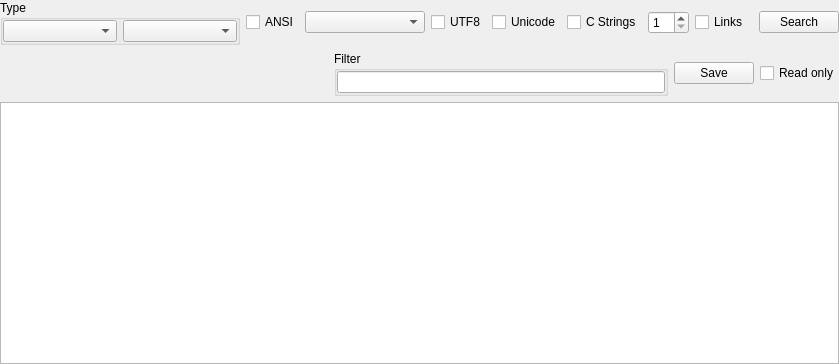
horsicq/FormatWidgets, file SearchStrings/searchstringswidget.ui: the form before one commit.
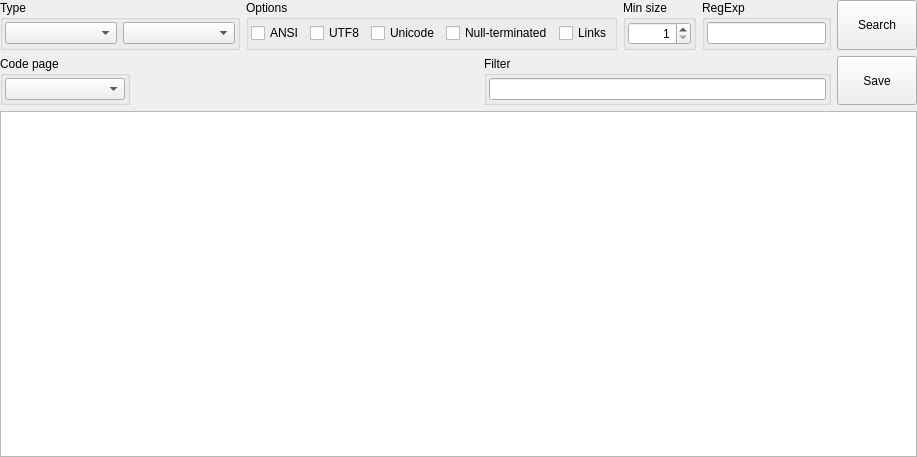
The form after the commit.

What changed in the file:
```diff
--- a/SearchStrings/searchstringswidget.ui
+++ b/SearchStrings/searchstringswidget.ui
@@ -6,14 +6,14 @@
    <rect>
     <x>0</x>
     <y>0</y>
-    <width>839</width>
-    <height>364</height>
+    <width>917</width>
+    <height>457</height>
    </rect>
   </property>
   <property name="windowTitle">
    <string notr="true">Form</string>
   </property>
-  <layout class="QVBoxLayout" name="verticalLayout_2">
+  <layout class="QVBoxLayout" name="verticalLayout_5">
    <property name="leftMargin">
     <number>0</number>
    </property>
@@ -28,6 +28,9 @@
    </property>
    <item>
     <layout class="QHBoxLayout" name="horizontalLayout_2">
+     <property name="rightMargin">
+      <number>0</number>
+     </property>
      <item>
       <widget class="QGroupBox" name="groupBoxType">
        <property name="minimumSize">
@@ -41,16 +44,16 @@
        </property>
        <layout class="QHBoxLayout" name="horizontalLayout_3">
         <property name="leftMargin">
-         <number>0</number>
+         <number>2</number>
         </property>
         <property name="topMargin">
-         <number>0</number>
+         <number>2</number>
         </property>
         <property name="rightMargin">
-         <number>0</number>
+         <number>2</number>
         </property>
         <property name="bottomMargin">
-         <number>0</number>
+         <number>2</number>
         </property>
         <item>
          <widget class="QComboBox" name="comboBoxType"/>
@@ -62,22 +65,30 @@
       </widget>
      </item>
      <item>
+      <widget class="QGroupBox" name="groupBoxOptions">
+       <property name="title">
+        <string>Options</string>
+       </property>
+       <layout class="QHBoxLayout" name="horizontalLayout_4">
+        <property name="leftMargin">
+         <number>2</number>
+        </property>
+        <property name="topMargin">
+         <number>2</number>
+        </property>
+        <property name="rightMargin">
+         <number>2</number>
+        </property>
+        <property name="bottomMargin">
+         <number>2</number>
+        </property>
+        <item>
       <widget class="QCheckBox" name="checkBoxAnsi">
        <property name="text">
         <string notr="true">ANSI</string>
        </property>
       </widget>
      </item>
-     <item>
-      <widget class="QComboBox" name="comboBoxANSICodec">
-       <property name="minimumSize">
-        <size>
-         <width>120</width>
-         <height>0</height>
-        </size>
-       </property>
-      </widget>
-     </item>
      <item>
       <widget class="QCheckBox" name="checkBoxUTF8">
        <property name="text">
@@ -93,41 +104,85 @@
       </widget>
      </item>
      <item>
-      <widget class="QCheckBox" name="checkBoxCStrings">
+         <widget class="QCheckBox" name="checkBoxNullTerminated">
        <property name="text">
-        <string>C Strings</string>
+           <string>Null-terminated</string>
        </property>
       </widget>
      </item>
+        <item>
+         <widget class="QCheckBox" name="checkBoxLinks">
+          <property name="text">
+           <string>Links</string>
+          </property>
+         </widget>
+        </item>
+       </layout>
+      </widget>
+     </item>
+     <item>
+      <widget class="QGroupBox" name="groupBoxMinSize">
+       <property name="title">
+        <string>Min size</string>
+       </property>
+       <layout class="QVBoxLayout" name="verticalLayout_3">
+        <property name="leftMargin">
+         <number>2</number>
+        </property>
+        <property name="topMargin">
+         <number>2</number>
+        </property>
+        <property name="rightMargin">
+         <number>2</number>
+        </property>
+        <property name="bottomMargin">
+         <number>2</number>
+        </property>
      <item>
       <widget class="QSpinBox" name="spinBoxMinLength">
+          <property name="alignment">
+           <set>Qt::AlignRight|Qt::AlignTrailing|Qt::AlignVCenter</set>
+          </property>
        <property name="minimum">
         <number>1</number>
        </property>
       </widget>
      </item>
-     <item>
-      <widget class="QCheckBox" name="checkBoxLinks">
-       <property name="text">
-        <string>Links</string>
-       </property>
+       </layout>
       </widget>
      </item>
      <item>
-      <spacer name="horizontalSpacer">
-       <property name="orientation">
-        <enum>Qt::Horizontal</enum>
+      <widget class="QGroupBox" name="groupBoxMask">
+       <property name="title">
+        <string notr="true">RegExp</string>
        </property>
-       <property name="sizeHint" stdset="0">
-        <size>
-         <width>40</width>
-         <height>20</height>
-        </size>
-       </property>
-      </spacer>
+       <layout class="QVBoxLayout" name="verticalLayout_4">
+        <property name="leftMargin">
+         <number>2</number>
+        </property>
+        <property name="topMargin">
+         <number>2</number>
+        </property>
+        <property name="rightMargin">
+         <number>2</number>
+        </property>
+        <property name="bottomMargin">
+         <number>2</number>
+        </property>
+        <item>
+         <widget class="QLineEdit" name="lineEditMask"/>
+        </item>
+       </layout>
+      </widget>
      </item>
      <item>
       <widget class="QPushButton" name="pushButtonSearch">
+       <property name="sizePolicy">
+        <sizepolicy hsizetype="Minimum" vsizetype="Minimum">
+         <horstretch>0</horstretch>
+         <verstretch>0</verstretch>
+        </sizepolicy>
+       </property>
        <property name="text">
         <string>Search</string>
        </property>
@@ -137,6 +192,40 @@
    </item>
    <item>
     <layout class="QHBoxLayout" name="horizontalLayout">
+     <property name="rightMargin">
+      <number>0</number>
+     </property>
+     <item>
+      <widget class="QGroupBox" name="groupBoxFilter_2">
+       <property name="title">
+        <string>Code page</string>
+       </property>
+       <layout class="QVBoxLayout" name="verticalLayout_2">
+        <property name="leftMargin">
+         <number>2</number>
+        </property>
+        <property name="topMargin">
+         <number>2</number>
+        </property>
+        <property name="rightMargin">
+         <number>2</number>
+        </property>
+        <property name="bottomMargin">
+         <number>2</number>
+        </property>
+        <item>
+         <widget class="QComboBox" name="comboBoxANSICodec">
+          <property name="minimumSize">
+           <size>
+            <width>120</width>
+            <height>0</height>
+           </size>
+          </property>
+         </widget>
+        </item>
+       </layout>
+      </widget>
+     </item>
      <item>
       <spacer name="horizontalSpacer_2">
        <property name="orientation">
@@ -157,16 +246,16 @@
        </property>
        <layout class="QVBoxLayout" name="verticalLayout">
         <property name="leftMargin">
-         <number>0</number>
+         <number>2</number>
         </property>
         <property name="topMargin">
-         <number>0</number>
+         <number>2</number>
         </property>
         <property name="rightMargin">
-         <number>0</number>
+         <number>2</number>
         </property>
         <property name="bottomMargin">
-         <number>0</number>
+         <number>2</number>
         </property>
         <item>
          <widget class="QLineEdit" name="lineEditFilter"/>
@@ -176,18 +265,17 @@
      </item>
      <item>
       <widget class="QPushButton" name="pushButtonSave">
+       <property name="sizePolicy">
+        <sizepolicy hsizetype="Minimum" vsizetype="Minimum">
+         <horstretch>0</horstretch>
+         <verstretch>0</verstretch>
+        </sizepolicy>
+       </property>
        <property name="text">
         <string>Save</string>
        </property>
       </widget>
      </item>
-     <item>
-      <widget class="QCheckBox" name="checkBoxReadonly">
-       <property name="text">
-        <string>Read only</string>
-       </property>
-      </widget>
-     </item>
     </layout>
    </item>
    <item>
```
Lines whose indentation alone changed are shown as unchanged.
